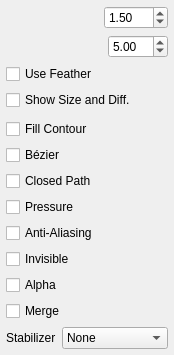
pencil2d/pencil, file app/ui/tooloptions.ui: the form before one commit.
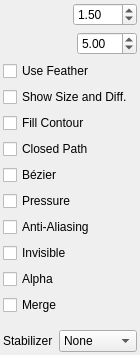
The form after the commit. Custom widgets are drawn as their Qt base class.

Commit message: Improve dock layout for lower resolution (#1840)

Patch:
```diff
--- a/app/ui/tooloptions.ui
+++ b/app/ui/tooloptions.ui
@@ -6,10 +6,16 @@
    <rect>
     <x>0</x>
     <y>0</y>
-    <width>174</width>
+    <width>140</width>
     <height>355</height>
    </rect>
   </property>
+  <property name="minimumSize">
+   <size>
+    <width>140</width>
+    <height>0</height>
+   </size>
+  </property>
   <property name="windowTitle">
    <string>Form</string>
   </property>
@@ -42,25 +48,25 @@
        <rect>
         <x>0</x>
         <y>0</y>
-        <width>164</width>
-        <height>431</height>
+        <width>153</width>
+        <height>340</height>
        </rect>
       </property>
       <property name="autoFillBackground">
-       <bool>false</bool>
+       <bool>true</bool>
       </property>
       <layout class="QVBoxLayout" name="verticalLayout">
        <property name="leftMargin">
-        <number>6</number>
+        <number>3</number>
        </property>
        <property name="topMargin">
-        <number>6</number>
+        <number>3</number>
        </property>
        <property name="rightMargin">
-        <number>6</number>
+        <number>3</number>
        </property>
        <property name="bottomMargin">
-        <number>6</number>
+        <number>3</number>
        </property>
        <item>
         <layout class="QHBoxLayout" name="horizontalLayout_2">
@@ -135,6 +141,11 @@
         </layout>
        </item>
        <item>
+        <layout class="QVBoxLayout" name="verticalLayout_2">
+         <property name="topMargin">
+          <number>0</number>
+         </property>
+         <item>
         <widget class="QCheckBox" name="useFeatherBox">
          <property name="toolTip">
           <string>Enable or disable feathering</string>
@@ -154,19 +165,6 @@
          </property>
         </widget>
        </item>
-       <item>
-        <spacer name="verticalSpacer">
-         <property name="orientation">
-          <enum>Qt::Vertical</enum>
-         </property>
-         <property name="sizeHint" stdset="0">
-          <size>
-           <width>20</width>
-           <height>40</height>
-          </size>
-         </property>
-        </spacer>
-       </item>
        <item>
         <widget class="QCheckBox" name="fillContourBox">
          <property name="toolTip">
@@ -177,16 +175,6 @@
          </property>
         </widget>
        </item>
-       <item>
-        <widget class="QCheckBox" name="useBezierBox">
-         <property name="toolTip">
-          <string>Use Bézier curves to create curved lines</string>
-         </property>
-         <property name="text">
-          <string comment="Tool options">Bézier</string>
-         </property>
-        </widget>
-       </item>
        <item>
         <widget class="QCheckBox" name="useClosedPathBox">
          <property name="toolTip">
@@ -197,6 +185,16 @@
          </property>
         </widget>
        </item>
+         <item>
+          <widget class="QCheckBox" name="useBezierBox">
+           <property name="toolTip">
+            <string>Use Bézier curves to create curved lines</string>
+           </property>
+           <property name="text">
+            <string comment="Tool options">Bézier</string>
+           </property>
+          </widget>
+         </item>
        <item>
         <widget class="QCheckBox" name="usePressureBox">
          <property name="toolTip">
@@ -246,6 +244,21 @@
           <string comment="Vector line merge (Tool options)">Merge</string>
          </property>
         </widget>
+         </item>
+        </layout>
+       </item>
+       <item>
+        <spacer name="verticalSpacer">
+         <property name="orientation">
+          <enum>Qt::Vertical</enum>
+         </property>
+         <property name="sizeHint" stdset="0">
+          <size>
+           <width>20</width>
+           <height>40</height>
+          </size>
+         </property>
+        </spacer>
        </item>
        <item>
         <layout class="QHBoxLayout" name="horizontalLayout_4" stretch="0,1">
```
Lines whose indentation alone changed are shown as unchanged. The commit also changes 12 other files.
